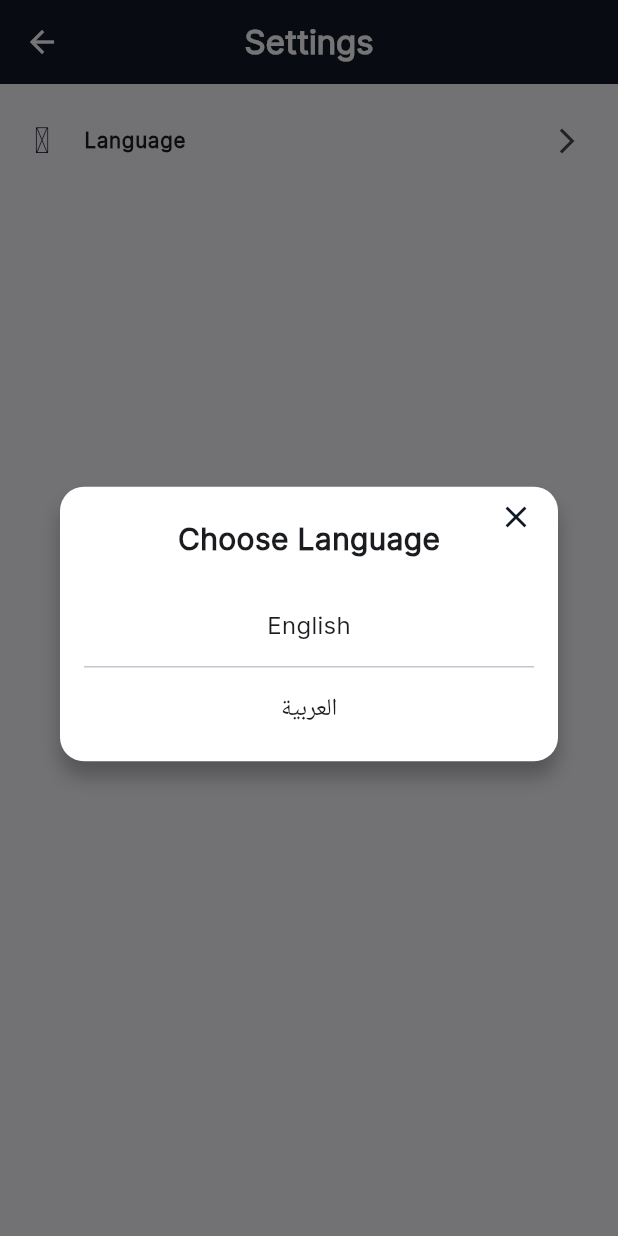
After one commit to faiz771/LawyerApp, a Flutter app: the SettingsScreen screen opened directly, after a tap on "Language", on a phone screen of 412 x 824 dp. The commit adds this screen. Run offline on Flutter 3.47's test engine with Material 3 defaults, Android fonts, the phone set to English and light mode, and no system bars; our stand-ins replace assets_audio_player, audioplayers, bottom_navy_bar, carousel_slider, chewie, dropdown_textfield and 11 more; missing offline and left inert: chewie_audio; accounts and stored records are empty; generated files the repository leaves out were written again; network calls fail.

Commit message:
localization done only imediate change is left

```diff
--- /dev/null
+++ b/lib/controllers/language_controller.dart
@@ -0,0 +1,38 @@
+import 'package:flutter_secure_storage/flutter_secure_storage.dart';
+import 'package:get/get.dart';
+
+class LanguageController extends GetxController {
+  RxString _currentLanguage = 'en'.obs; // Default language is English
+  final storage = FlutterSecureStorage();
+
+  String get currentLanguage => _currentLanguage.value;
+
+  @override
+  void onInit() {
+    // Load saved language on app start
+    _loadSavedLanguage();
+    super.onInit();
+    print("yeh hai current language $currentLanguage");
+  }
+
+  Future<void> _loadSavedLanguage() async {
+    String? savedLanguage = await storage.read(key: 'language');
+    if (savedLanguage != null) {
+      _currentLanguage.value = savedLanguage;
+    }
+  }
+
+  Future<void> changeLanguage(String newLanguage) async {
+    _currentLanguage.value = newLanguage;
+    // Save selected language to storage
+    try {
+      await storage.write(key: 'language', value: newLanguage);
+      print('Language Changed');
+      print("yeh hai current language $currentLanguage");
+      update();
+    } catch (e) {
+      print('Failed to change the language');
+    }
+    update(); // Notify listeners of language change
+  }
+}
--- a/lib/l10n/app_ar.arb
+++ b/lib/l10n/app_ar.arb
@@ -106,6 +106,8 @@
    "analytics": "تحليلات",
     "completed_appointments": "المواعيد المكتملة",
   "cancelled_appointments": "المواعيد الملغاة",
-  "total_appointments": "إجمالي المواعيد"
+  "total_appointments": "إجمالي المواعيد",
+  "language": "اللغة",
+  "choose_language": "اختر اللغة"
 
 }
--- a/lib/l10n/app_en.arb
+++ b/lib/l10n/app_en.arb
@@ -105,6 +105,8 @@
   "analytics": "Analytics",
     "completed_appointments": "Completed Appointments",
   "cancelled_appointments": "Cancelled Appointments",
-  "total_appointments": "Total Appointments"
+  "total_appointments": "Total Appointments",
+  "language": "Language",
+   "choose_language": "Choose Language"
 
 }
--- a/lib/main.dart
+++ b/lib/main.dart
@@ -1,5 +1,6 @@
 import 'package:flutter/material.dart';
 import 'package:flutter_screenutil/flutter_screenutil.dart';
+import 'package:flutter_secure_storage/flutter_secure_storage.dart';
 import 'package:get/get.dart';
 import 'package:lawyerapp/auth_screens/change_password_screen.dart';
 import 'package:lawyerapp/auth_screens/verify_otp_screen.dart';
@@ -12,12 +13,18 @@ import 'package:flutter_localizations/flutter_localizations.dart';
 import 'package:flutter_gen/gen_l10n/app_localizations.dart';
 
 int onboardingStatus = 0;
-void main() {
-  runApp(const MyApp());
+void main() async {
+  WidgetsFlutterBinding.ensureInitialized();
+  final storage = FlutterSecureStorage();
+  String? selectedLanguage = await storage.read(key: 'language');
+  runApp(MyApp(
+    selectedLanguage: selectedLanguage,
+  ));
 }
 
 class MyApp extends StatelessWidget {
-  const MyApp({super.key});
+  final String? selectedLanguage;
+  const MyApp({super.key, this.selectedLanguage});
 
   // This widget is the root of your application.
   @override
@@ -29,7 +36,8 @@ class MyApp extends StatelessWidget {
       }),
       title: 'MOZA AL-SHEHHI LAW FIRM',
       debugShowCheckedModeBanner: false,
-      locale: Locale('ar'),
+      locale:
+          selectedLanguage != null ? Locale(selectedLanguage!) : Locale('en'),
       localizationsDelegates: [
         AppLocalizations.delegate,
         GlobalCupertinoLocalizations.delegate,
--- /dev/null
+++ b/lib/screens/settings.dart
@@ -0,0 +1,163 @@
+import 'package:eva_icons_flutter/eva_icons_flutter.dart';
+import 'package:flutter/material.dart';
+import 'package:flutter_screenutil/flutter_screenutil.dart';
+import 'package:flutter_secure_storage/flutter_secure_storage.dart';
+import 'package:get/get.dart';
+import 'package:get/get_core/src/get_main.dart';
+import 'package:lawyerapp/controllers/language_controller.dart';
+import 'package:lawyerapp/utils/app_colors.dart';
+
+import 'package:flutter_localizations/flutter_localizations.dart';
+import 'package:flutter_gen/gen_l10n/app_localizations.dart';
+
+class SettingsScreen extends StatelessWidget {
+  SettingsScreen({super.key});
+  Future<void> storeLanguage(String language) async {
+    final storage = FlutterSecureStorage();
+    try {
+      await storage.write(key: 'language', value: language);
+      print('language changed');
+    } catch (e) {
+      print('Error writing to secure storage: $e');
+    }
+  }
+
+  final LanguageController languageController = Get.put(LanguageController());
+  @override
+  Widget build(BuildContext context) {
+    return Scaffold(
+      appBar: AppBar(
+        centerTitle: true,
+        backgroundColor: AppColor.teelColor,
+        iconTheme: IconThemeData(color: Colors.white),
+        title: Text(
+          AppLocalizations.of(context)!.settings,
+          style: TextStyle(color: Colors.white, fontWeight: FontWeight.bold),
+        ),
+      ),
+      body: Column(
+        children: [
+          SizedBox(
+            height: 10,
+          ),
+          ListTile(
+            trailing: const Icon(
+              Icons.arrow_forward_ios_sharp,
+              size: 20,
+            ),
+            title: Text(
+              AppLocalizations.of(context)!.language,
+              style: TextStyle(fontSize: 12.sp, fontWeight: FontWeight.bold),
+            ),
+            leading: const Icon(
+              EvaIcons.globe,
+              color: Color.fromRGBO(17, 25, 40, 1),
+            ),
+            onTap: () {
+              showLanguageDialog(context);
+            },
+          ),
+        ],
+      ),
+    );
+  }
+
+  void showLanguageDialog(BuildContext context) {
+    showDialog(
+      context: context,
+      builder: (BuildContext context) {
+        return Dialog(
+          shape: RoundedRectangleBorder(
+            borderRadius: BorderRadius.circular(16.0),
+          ),
+          elevation: 0.0,
+          backgroundColor: Colors.transparent,
+          child: Stack(
+            children: <Widget>[
+              Container(
+                padding: EdgeInsets.only(
+                  top: 20.0,
+                  bottom: 16.0,
+                  left: 16.0,
+                  right: 16.0,
+                ),
+                margin: EdgeInsets.only(top: 8.0),
+                decoration: BoxDecoration(
+                  color: Colors.white,
+                  shape: BoxShape.rectangle,
+                  borderRadius: BorderRadius.circular(16.0),
+                  boxShadow: [
+                    BoxShadow(
+                      color: Colors.black26,
+                      blurRadius: 10.0,
+                      offset: Offset(0.0, 10.0),
+                    ),
+                  ],
+                ),
+                child: Column(
+                  mainAxisSize: MainAxisSize.min,
+                  children: <Widget>[
+                    Text(
+                      AppLocalizations.of(context)!.choose_language,
+                      style: TextStyle(
+                        fontSize: 20.0,
+                        fontWeight: FontWeight.w700,
+                      ),
+                    ),
+                    SizedBox(height: 24.0),
+                    InkWell(
+                      onTap: () async {
+                        // Change language to English
+                        await storeLanguage('en');
+                        Navigator.pop(context, 'en');
+                      },
+                      child: Padding(
+                        padding: EdgeInsets.symmetric(vertical: 8.0),
+                        child: Text(
+                          'English',
+                          style: TextStyle(
+                            fontSize: 16.0,
+                          ),
+                        ),
+                      ),
+                    ),
+                    Divider(),
+                    InkWell(
+                      onTap: () async {
+                        // Change language to Arabic
+                        await storeLanguage('ar');
+                        Navigator.pop(context, 'ar');
+                      },
+                      child: Padding(
+                        padding: EdgeInsets.symmetric(vertical: 8.0),
+                        child: Text(
+                          'العربية',
+                          style: TextStyle(
+                            fontSize: 16.0,
+                          ),
+                        ),
+                      ),
+                    ),
+                  ],
+                ),
+              ),
+              Positioned(
+                right: 16.0,
+                top: 16.0,
+                child: InkWell(
+                  onTap: () {
+                    Navigator.of(context).pop();
+                  },
+                  child: Icon(
+                    Icons.close,
+                    color: AppColor.teelColor,
+                  ),
+                ),
+              ),
+            ],
+          ),
+        );
+      },
+    );
+  }
+}
--- a/pubspec.yaml
+++ b/pubspec.yaml
@@ -58,6 +58,7 @@ dependencies:
   video_player: ^2.8.2
   chewie: ^1.7.5
   intl: ^0.18.1
+  flutter_secure_storage: ^4.2.0
 
   flutter_localizations:
     sdk: flutter
```
Also changed, not shown: lib/screens/onboarding_screen.dart (+127 -0 lines), lib/screens/profile_setting_screen.dart (+6 -1 lines), pubspec.lock, 3 other files.
